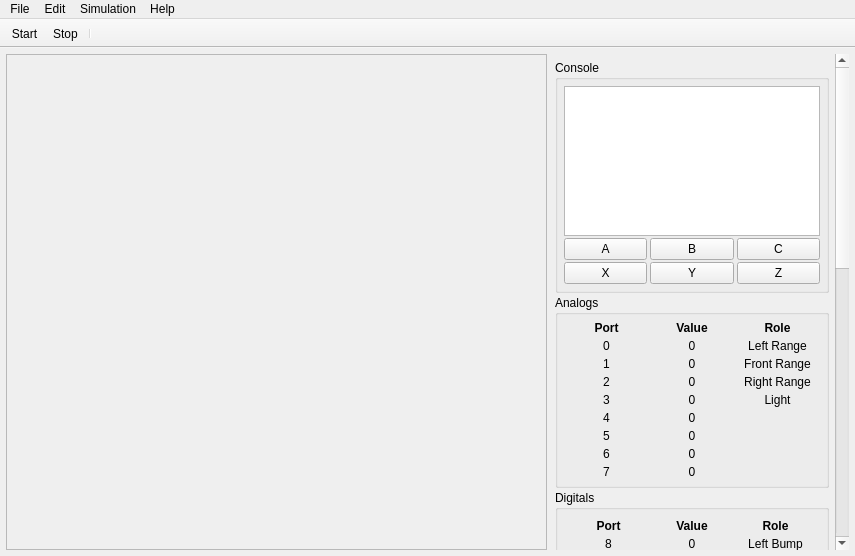
First picture: the form in ui/main_window.ui, repository kipr/ks2, before the edit.
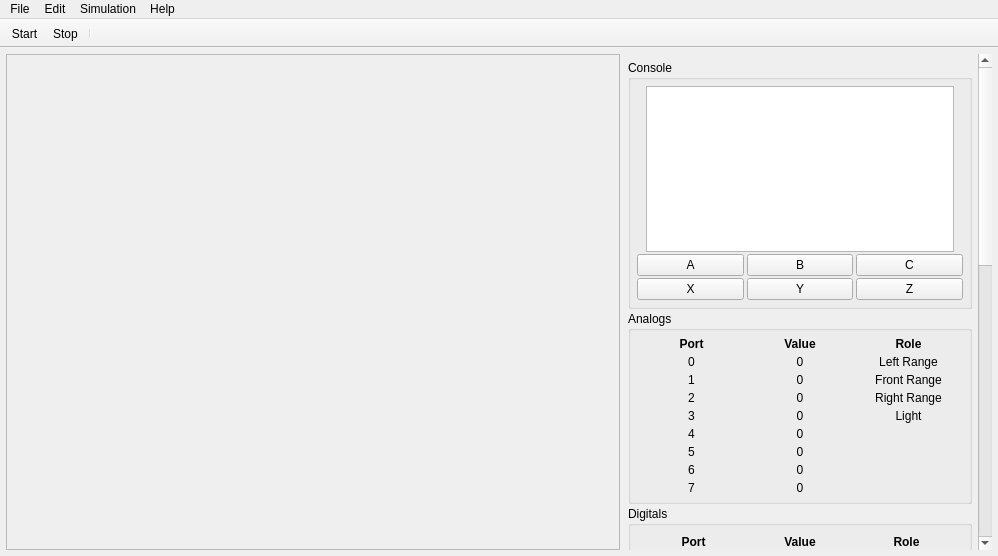
Second picture: the form after the edit. Icons and pictures are not drawn. Custom widgets are drawn as their Qt base class.

Commit message: Made console same size as Link's console

The edit to the form file:
```diff
--- a/ui/main_window.ui
+++ b/ui/main_window.ui
@@ -6,7 +6,7 @@
    <rect>
     <x>0</x>
     <y>0</y>
-    <width>855</width>
+    <width>998</width>
     <height>556</height>
    </rect>
   </property>
@@ -75,7 +75,7 @@
      <widget class="QScrollArea" name="scrollArea">
       <property name="minimumSize">
        <size>
-        <width>300</width>
+        <width>370</width>
         <height>0</height>
        </size>
       </property>
@@ -96,8 +96,8 @@
         <rect>
          <x>0</x>
          <y>0</y>
-         <width>285</width>
-         <height>1212</height>
+         <width>355</width>
+         <height>1230</height>
         </rect>
        </property>
        <layout class="QVBoxLayout" name="verticalLayout">
@@ -123,11 +123,25 @@
             <number>6</number>
            </property>
            <item>
+            <layout class="QHBoxLayout" name="horizontalLayout_3">
+             <property name="spacing">
+              <number>0</number>
+             </property>
+             <property name="topMargin">
+              <number>0</number>
+             </property>
+             <item>
             <widget class="ConsoleWidget" name="console">
              <property name="minimumSize">
               <size>
-               <width>0</width>
-               <height>150</height>
+                 <width>308</width>
+                 <height>166</height>
+                </size>
+               </property>
+               <property name="maximumSize">
+                <size>
+                 <width>308</width>
+                 <height>166</height>
               </size>
              </property>
              <property name="undoRedoEnabled">
@@ -138,6 +152,8 @@
              </property>
             </widget>
            </item>
+            </layout>
+           </item>
            <item>
             <layout class="QHBoxLayout" name="horizontalLayout_2">
              <property name="spacing">
@@ -850,7 +866,7 @@
     <rect>
      <x>0</x>
      <y>0</y>
-     <width>855</width>
+     <width>998</width>
      <height>22</height>
     </rect>
    </property>
```
Left out of the diff: 2 changed lines with no effect on the pictures. Lines whose indentation alone changed are shown as unchanged.
